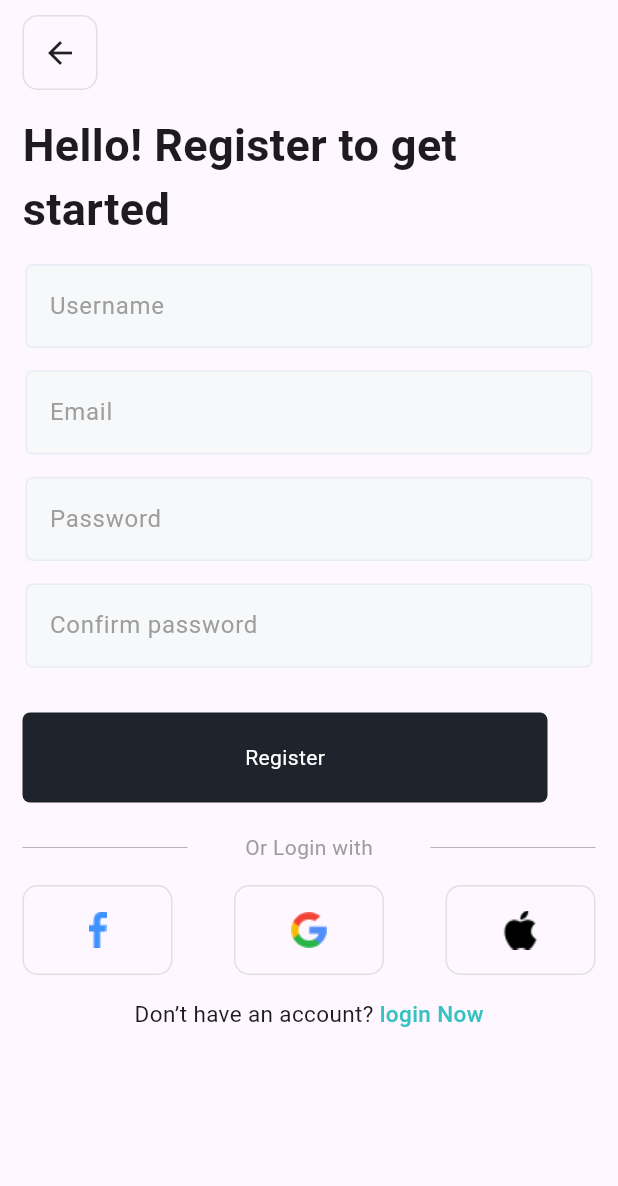
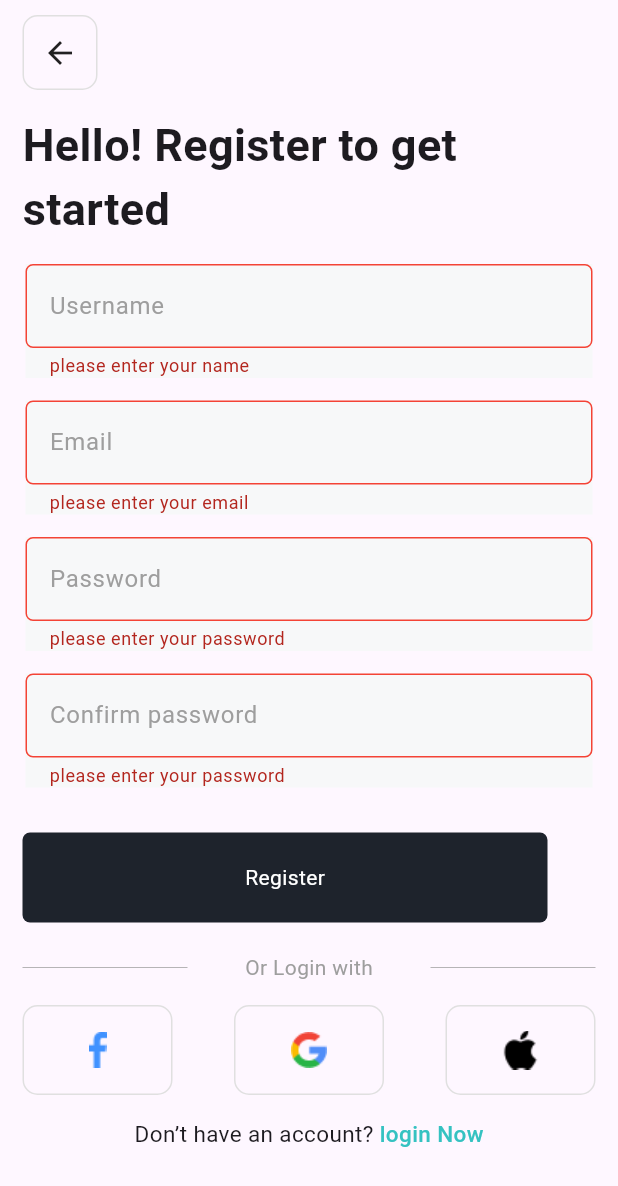
Before and after one commit to Aksharpatel06/login_app, a Flutter app: the register screen opened by its route, after a tap on "Register", on a phone screen of 412 x 824 dp. Shown: the top 1186 px of the screen. Run offline on Flutter 3.47's test engine with Material 3 defaults, Android fonts, the phone set to English and light mode, and no system bars.

Commit message:
05-03-2024

```diff
--- a/lib/screen/register_page.dart
+++ b/lib/screen/register_page.dart
@@ -1,3 +1,5 @@
+
+
 import 'package:flutter/material.dart';
 
 class register extends StatefulWidget {
@@ -6,11 +8,17 @@ class register extends StatefulWidget {
   @override
   State<register> createState() => _registerState();
 }
+
+GlobalKey<FormState> formkey=GlobalKey<FormState>();
+
+
 TextEditingController txtname = TextEditingController();
 TextEditingController txtemail = TextEditingController();
 TextEditingController txtpwd = TextEditingController();
 TextEditingController txtconpwd = TextEditingController();
 bool conpwds=true;
+
+
 class _registerState extends State<register> {
   @override
   Widget build(BuildContext context) {
@@ -20,6 +28,8 @@ class _registerState extends State<register> {
         child: Padding(
           padding: const EdgeInsets.fromLTRB(15,10,15,0),
           child: SingleChildScrollView(
+            child: Form(
+              key: formkey,
               child: Column(
                 mainAxisAlignment: MainAxisAlignment.start,
                 crossAxisAlignment: CrossAxisAlignment.start,
@@ -47,7 +57,13 @@ class _registerState extends State<register> {
                     padding: const EdgeInsets.fromLTRB(2,0,2,0),
                     child: Container(
                       color: Color(0xfff7f8f9),
-                    child: TextField(
+                      child: TextFormField(
+                        validator: (value) {
+                          if(value!.isEmpty)
+                          {
+                            return 'please enter your name';
+                          }
+                        },
                         controller: txtname,
                         textInputAction: TextInputAction.newline,
                         keyboardType: TextInputType.text,
@@ -75,7 +91,13 @@ class _registerState extends State<register> {
                     padding: const EdgeInsets.fromLTRB(2,0,2,0),
                     child: Container(
                       color: Color(0xfff7f8f9),
-                    child: TextField(
+                      child: TextFormField(
+                        validator: (value) {
+                          if(value!.isEmpty)
+                          {
+                            return 'please enter your email';
+                          }
+                        },
                         controller: txtemail,
                         keyboardType: TextInputType.emailAddress,
                         textInputAction: TextInputAction.newline,
@@ -104,7 +126,13 @@ class _registerState extends State<register> {
                     padding: const EdgeInsets.fromLTRB(2,0,2,0),
                     child: Container(
                       color: Color(0xfff7f8f9),
-                    child: TextField(
+                      child: TextFormField(
+                        validator: (value) {
+                          if(value!.isEmpty)
+                          {
+                            return 'please enter your password';
+                          }
+                        },
                         controller: txtpwd,
                         textInputAction: TextInputAction.newline,
                         keyboardType: TextInputType.visiblePassword,
@@ -133,7 +161,17 @@ class _registerState extends State<register> {
                     padding: const EdgeInsets.fromLTRB(2,0,2,0),
                     child: Container(
                       color: Color(0xfff7f8f9),
-                    child: TextField(
+                      child: TextFormField(
+                        validator: (value) {
+                          if(value!.isEmpty)
+                          {
+                            return 'please enter your password';
+                          }
+                          else if(value!=txtpwd.text)
+                            {
+                              return 'password not same';
+                            }
+                        },
                         textInputAction: TextInputAction.newline,
                         keyboardType: TextInputType.visiblePassword,
                         controller:txtconpwd,
@@ -147,15 +185,10 @@ class _registerState extends State<register> {
                             borderRadius: BorderRadius.circular(5),
                             borderSide: BorderSide(color: Color(0xffe8ecf4)),
                           ),
-                        // errorBorder: (!conpwds)?OutlineInputBorder(
-                        //   borderRadius: BorderRadius.circular(5),
-                        //   borderSide: BorderSide(color: Colors.red),
-                        // ):
-                        // OutlineInputBorder(
-                        //   borderRadius: BorderRadius.circular(5),
-                        //   borderSide: BorderSide(color: Color(0xffe8ecf4)),
-                        // ),
-                        // errorText: (!conpwds)?'incorrect confirm password':'',
+                          errorBorder: OutlineInputBorder(
+                            borderRadius: BorderRadius.circular(5),
+                            borderSide: BorderSide(color: Colors.red),
+                          ),
                         ),
                       ),
                     ),
@@ -163,12 +196,13 @@ class _registerState extends State<register> {
                   SizedBox(height: 30,),
                   InkWell(
                     onTap: () {
-                    email=txtemail.toString();
-                    name=txtname.toString();
-                    pwd=txtpwd.toString();
-                    conpwd=txtconpwd.toString();
+                      email=txtemail.text;
+                      name=txtname.text;
+                      pwd=txtpwd.text;
+                      conpwd=txtconpwd.text;
 
                       setState(() {
+                        formkey.currentState!.validate();
                       });
                     },
                     child: Container(
@@ -251,6 +285,7 @@ class _registerState extends State<register> {
             ),
           ),
         ),
+      ),
     );
   }
 }
```
Also changed, not shown: lib/screen/login_page.dart (+26 -3 lines). Lines whose indentation alone changed are shown as unchanged.
